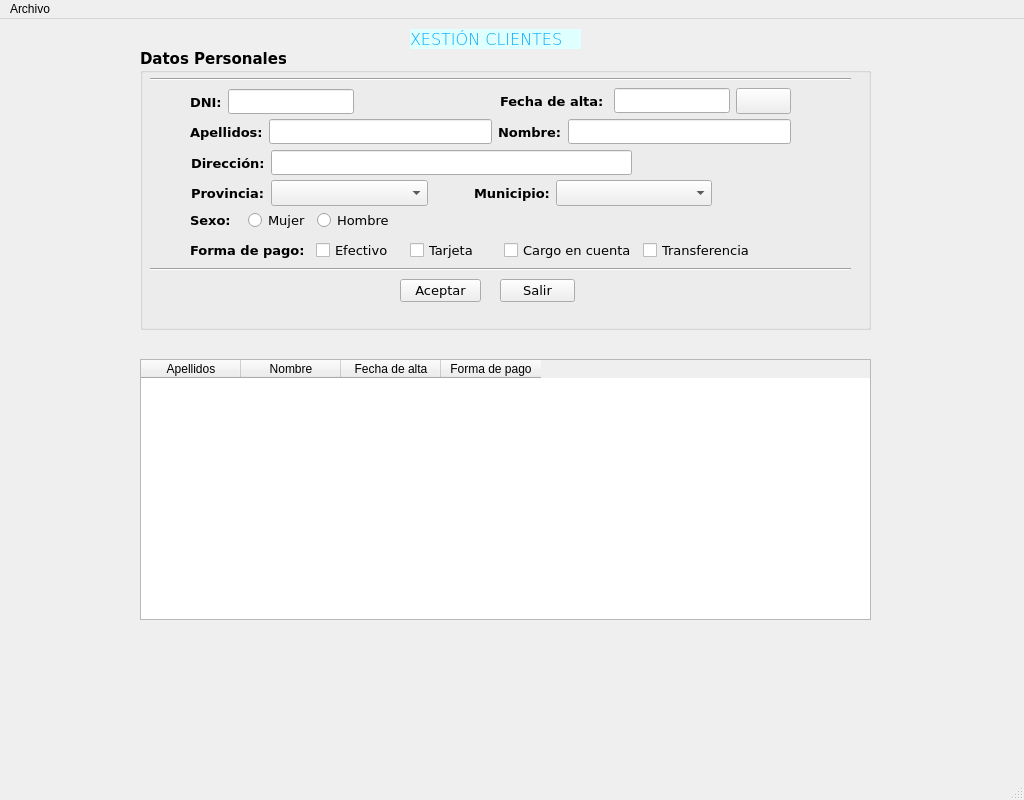
This is window.ui in beafaro/farocarrera as Qt 5 draws it before an edit. The edited form follows.
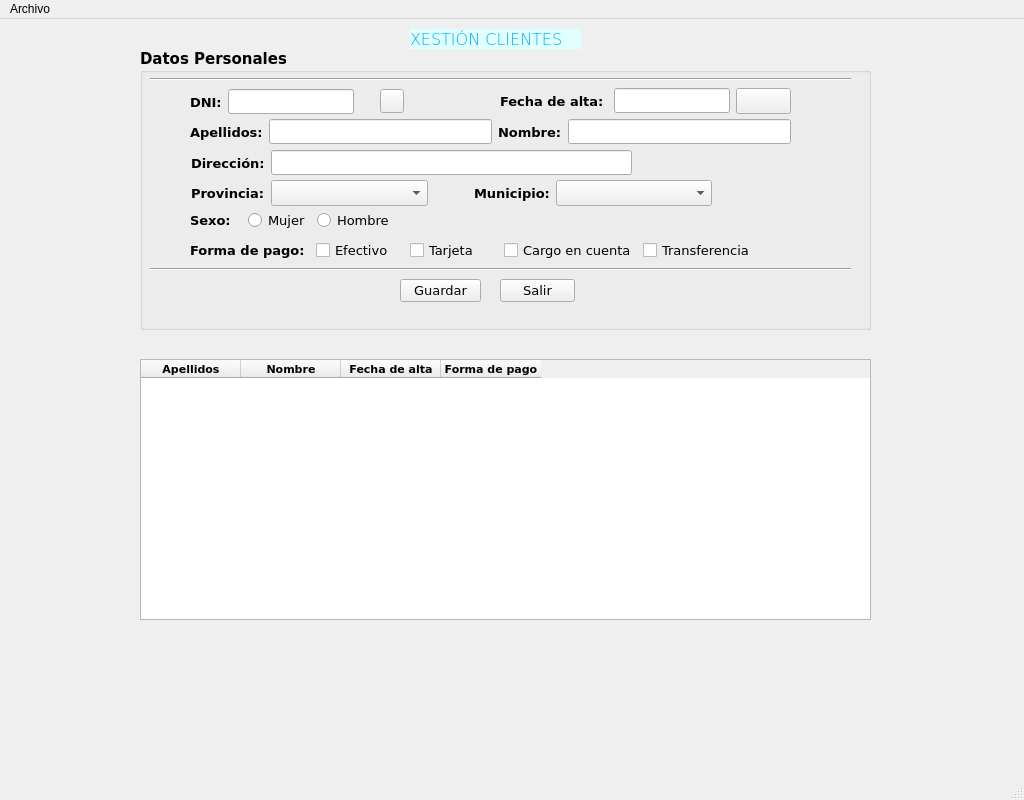
This is the edited form. Icons and pictures are not drawn.

Commit message: tabla y formulario con boton limpiaForm

What changed in the file:
```diff
--- a/window.ui
+++ b/window.ui
@@ -634,7 +634,7 @@
       </font>
      </property>
      <property name="text">
-      <string>Aceptar</string>
+      <string>Guardar</string>
      </property>
     </widget>
     <widget class="QPushButton" name="btnSalir">
@@ -659,6 +659,32 @@
       <string>Salir</string>
      </property>
     </widget>
+    <widget class="QPushButton" name="btnLimpiaCli">
+     <property name="geometry">
+      <rect>
+       <x>240</x>
+       <y>40</y>
+       <width>24</width>
+       <height>24</height>
+      </rect>
+     </property>
+     <property name="maximumSize">
+      <size>
+       <width>16777211</width>
+       <height>16777215</height>
+      </size>
+     </property>
+     <property name="icon">
+      <iconset>
+       <normaloff>img/limpiaForm.png</normaloff>img/limpiaForm.png</iconset>
+     </property>
+     <property name="iconSize">
+      <size>
+       <width>16</width>
+       <height>16</height>
+      </size>
+     </property>
+    </widget>
    </widget>
    <widget class="QTableWidget" name="tableWidget">
     <property name="geometry">
@@ -675,25 +701,60 @@
       <height>600</height>
      </size>
     </property>
+    <property name="alternatingRowColors">
+     <bool>true</bool>
+    </property>
     <column>
      <property name="text">
       <string>Apellidos</string>
      </property>
+     <property name="font">
+      <font>
+       <family>Verdana</family>
+       <pointsize>8</pointsize>
+       <weight>75</weight>
+       <bold>true</bold>
+      </font>
+     </property>
     </column>
     <column>
      <property name="text">
       <string>Nombre</string>
      </property>
+     <property name="font">
+      <font>
+       <family>Verdana</family>
+       <pointsize>8</pointsize>
+       <weight>75</weight>
+       <bold>true</bold>
+      </font>
+     </property>
     </column>
     <column>
      <property name="text">
       <string>Fecha de alta</string>
      </property>
+     <property name="font">
+      <font>
+       <family>Verdana</family>
+       <pointsize>8</pointsize>
+       <weight>75</weight>
+       <bold>true</bold>
+      </font>
+     </property>
     </column>
     <column>
      <property name="text">
       <string>Forma de pago</string>
      </property>
+     <property name="font">
+      <font>
+       <family>Verdana</family>
+       <pointsize>8</pointsize>
+       <weight>75</weight>
+       <bold>true</bold>
+      </font>
+     </property>
     </column>
    </widget>
   </widget>
```
Left out of the diff: 10 changed lines with no effect on the pictures. The commit also changes 4 other files.
